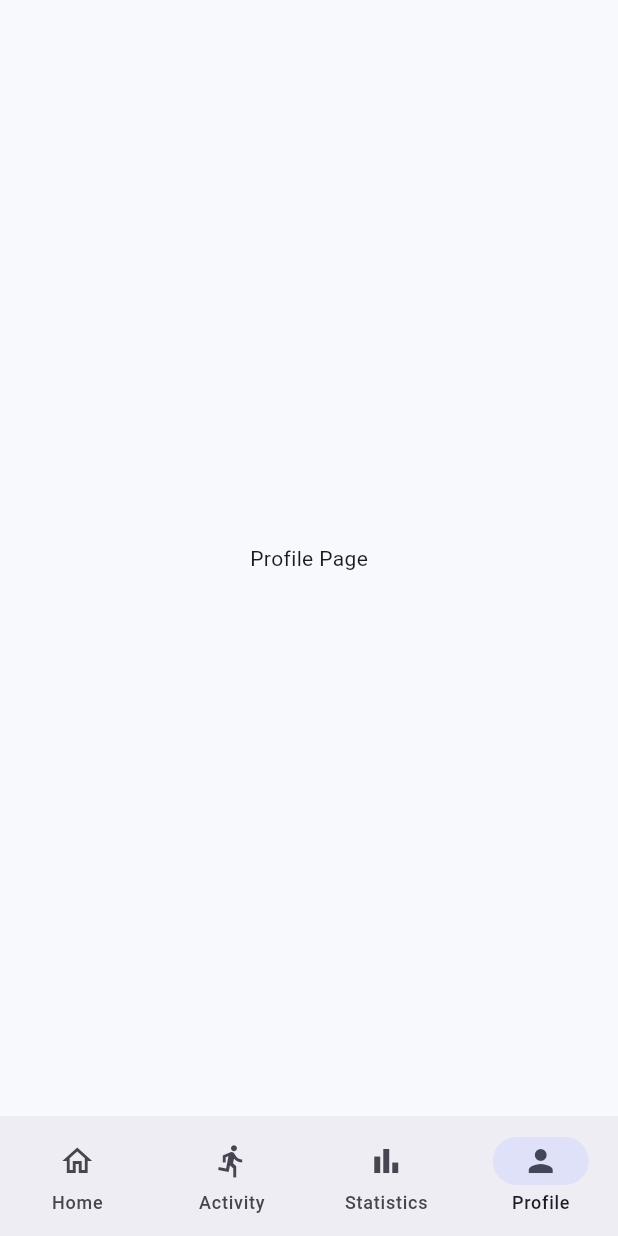
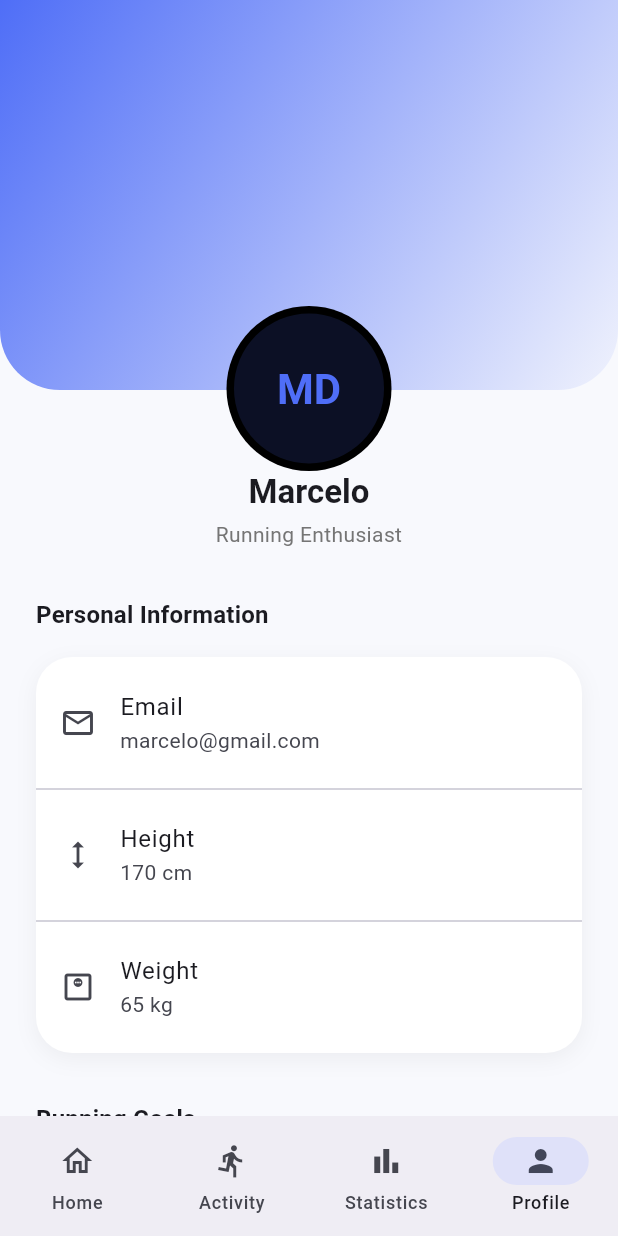
Before and after one commit to Marceloisme-cmd/motion-track, a Flutter app: the MainNavigationPage screen opened by its route, item 4 of the bottom bar chosen, on a phone screen of 412 x 824 dp. Run offline on Flutter 3.47's test engine with Material 3 defaults, Android fonts, the phone set to English and light mode, and no system bars; our stand-ins replace fl_chart, flutter_riverpod, flutter_svg, gap, go_router, google_fonts.

Commit message:
feat: complete profile page UI

```diff
--- a/lib/features/profile/view/profile_page.dart
+++ b/lib/features/profile/view/profile_page.dart
@@ -1,10 +1,135 @@
 import 'package:flutter/material.dart';
+import 'package:gap/gap.dart';
+import 'package:motiontrack/core/theme/app_spacing.dart';
+import 'package:motiontrack/features/profile/widgets/logout_button.dart';
+import 'package:motiontrack/features/profile/widgets/profile_avatar.dart';
+import 'package:motiontrack/features/profile/widgets/profile_header.dart';
+import 'package:motiontrack/features/profile/widgets/profile_menu_tile.dart';
+import 'package:motiontrack/features/profile/widgets/profile_section_card.dart';
+import 'package:motiontrack/features/profile/widgets/profile_section_title.dart';
+import 'package:motiontrack/features/profile/widgets/profile_user_info.dart';
 
 class ProfilePage extends StatelessWidget {
   const ProfilePage({super.key});
 
   @override
   Widget build(BuildContext context) {
-    return const Scaffold(body: Center(child: Text("Profile Page")));
+    return Scaffold(
+      body: Stack(
+        children: [
+          const ProfileHeader(),
+
+          SingleChildScrollView(
+            padding: const EdgeInsets.all(AppSpacing.screenPadding),
+            child: SizedBox(
+              width: double.infinity,
+              child: Column(
+                children: [
+                  const SizedBox(height: 180),
+                  const ProfileAvatar(),
+
+                  const ProfileUserInfo(
+                    name: "Marcelo",
+                    subtitle: "Running Enthusiast",
+                  ),
+
+                  const Gap(AppSpacing.xl),
+
+                  const ProfileSectionTitle(title: "Personal Information"),
+
+                  const Gap(AppSpacing.md),
+
+                  const ProfileSectionCard(
+                    children: [
+                      ProfileMenuTile(
+                        icon: Icons.email_outlined,
+                        title: "Email",
+                        subtitle: "marcelo@gmail.com",
+                        trailing: SizedBox.shrink(),
+                      ),
+
+                      Divider(),
+
+                      ProfileMenuTile(
+                        icon: Icons.height,
+                        title: "Height",
+                        subtitle: "170 cm",
+                        trailing: SizedBox.shrink(),
+                      ),
+
+                      Divider(),
+
+                      ProfileMenuTile(
+                        icon: Icons.monitor_weight_outlined,
+                        title: "Weight",
+                        subtitle: "65 kg",
+                        trailing: SizedBox.shrink(),
+                      ),
+                    ],
+                  ),
+
+                  const Gap(AppSpacing.xl),
+
+                  const ProfileSectionTitle(title: "Running Goals"),
+                  const Gap(AppSpacing.md),
+
+                  const ProfileSectionCard(
+                    children: [
+                      ProfileMenuTile(
+                        icon: Icons.flag_outlined,
+                        title: "Weekly Goal",
+                        subtitle: "20 km",
+                        trailing: SizedBox.shrink(),
+                      ),
+
+                      Divider(),
+
+                      ProfileMenuTile(
+                        icon: Icons.emoji_events_outlined,
+                        title: "Monthly Goal",
+                        subtitle: "80 km",
+                        trailing: SizedBox.shrink(),
+                      ),
+                    ],
+                  ),
+                  const Gap(AppSpacing.xl),
+
+                  const ProfileSectionTitle(title: "About"),
+
+                  const Gap(AppSpacing.md),
+
+                  ProfileSectionCard(
+                    children: [
+                      ProfileMenuTile(
+                        icon: Icons.info_outline,
+                        title: "About MotionTrack",
+                        onTap: () {},
+                      ),
+                      const Divider(),
+
+                      ProfileMenuTile(
+                        icon: Icons.privacy_tip_outlined,
+                        title: "Privacy Policy",
+                        onTap: () {},
+                      ),
+
+                      const Divider(),
+                      ProfileMenuTile(
+                        icon: Icons.description_outlined,
+                        title: "Terms of Service",
+                        onTap: () {},
+                      ),
+                    ],
+                  ),
+                  const Gap(AppSpacing.xl),
+                  LogoutButton(onTap: () {}),
+                  const Gap(AppSpacing.xl),
+                ],
+              ),
+            ),
+          ),
+        ],
+      ),
+    );
   }
 }
--- /dev/null
+++ b/lib/features/profile/widgets/logout_button.dart
@@ -0,0 +1,32 @@
+import 'package:flutter/material.dart';
+
+import '../../../core/theme/app_radius.dart';
+import '../../../core/theme/app_spacing.dart';
+
+class LogoutButton extends StatelessWidget {
+  const LogoutButton({super.key, this.onTap});
+
+  final VoidCallback? onTap;
+
+  @override
+  Widget build(BuildContext context) {
+    return SizedBox(
+      width: double.infinity,
+      child: OutlinedButton.icon(
+        onPressed: onTap,
+        icon: const Icon(Icons.logout_rounded, color: Colors.red),
+        label: const Text(
+          "Logout",
+          style: TextStyle(color: Colors.red, fontWeight: FontWeight.w600),
+        ),
+        style: OutlinedButton.styleFrom(
+          padding: const EdgeInsets.symmetric(vertical: AppSpacing.md),
+          side: const BorderSide(color: Colors.red),
+          shape: RoundedRectangleBorder(
+            borderRadius: BorderRadius.circular(AppRadius.card),
+          ),
+        ),
+      ),
+    );
+  }
+}
--- /dev/null
+++ b/lib/features/profile/widgets/profile_avatar.dart
@@ -0,0 +1,26 @@
+import 'package:flutter/material.dart';
+
+import '../../../core/theme/app_colors.dart';
+
+class ProfileAvatar extends StatelessWidget {
+  const ProfileAvatar({super.key});
+
+  @override
+  Widget build(BuildContext context) {
+    return CircleAvatar(
+      radius: 55,
+      backgroundColor: Colors.black,
+      child: CircleAvatar(
+        radius: 50,
+        backgroundColor: AppColors.primary.withValues(alpha: 0.15),
+        child: Text(
+          "MD",
+          style: Theme.of(context).textTheme.headlineMedium?.copyWith(
+            color: AppColors.primary,
+            fontWeight: FontWeight.bold,
+          ),
+        ),
+      ),
+    );
+  }
+}
--- /dev/null
+++ b/lib/features/profile/widgets/profile_header.dart
@@ -0,0 +1,29 @@
+import 'package:flutter/material.dart';
+
+import '../../../core/theme/app_colors.dart';
+
+class ProfileHeader extends StatelessWidget {
+  const ProfileHeader({super.key});
+
+  @override
+  Widget build(BuildContext context) {
+    return Container(
+      height: 260,
+      width: double.infinity,
+      decoration: BoxDecoration(
+        gradient: LinearGradient(
+          begin: Alignment.topLeft,
+          end: Alignment.bottomRight,
+          colors: [
+            AppColors.primary,
+            AppColors.primary.withValues(alpha: 0.05),
+          ],
+        ),
+        borderRadius: const BorderRadius.only(
+          bottomLeft: Radius.circular(40),
+          bottomRight: Radius.circular(40),
+        ),
+      ),
+    );
+  }
+}
--- /dev/null
+++ b/lib/features/profile/widgets/profile_menu_tile.dart
@@ -0,0 +1,36 @@
+import 'package:flutter/material.dart';
+
+import '../../../../core/theme/app_spacing.dart';
+
+class ProfileMenuTile extends StatelessWidget {
+  const ProfileMenuTile({
+    super.key,
+    required this.icon,
+    required this.title,
+    this.subtitle,
+    this.trailing,
+    this.onTap,
+  });
+
+  final IconData icon;
+  final String title;
+  final String? subtitle;
+  final Widget? trailing;
+  final VoidCallback? onTap;
+
+  @override
+  Widget build(BuildContext context) {
+    return ListTile(
+      onTap: onTap,
+      leading: Icon(icon),
+
+      title: Text(title),
+
+      subtitle: subtitle != null ? Text(subtitle!) : null,
+
+      trailing: trailing ?? const Icon(Icons.chevron_right),
+
+      contentPadding: const EdgeInsets.symmetric(horizontal: AppSpacing.md),
+    );
+  }
+}
--- /dev/null
+++ b/lib/features/profile/widgets/profile_section_card.dart
@@ -0,0 +1,29 @@
+import 'package:flutter/material.dart';
+
+import '../../../core/theme/app_radius.dart';
+import '../../../core/theme/app_spacing.dart';
+
+class ProfileSectionCard extends StatelessWidget {
+  const ProfileSectionCard({super.key, required this.children});
+  final List<Widget> children;
+
+  @override
+  Widget build(BuildContext context) {
+    return Container(
+      width: double.infinity,
+      padding: const EdgeInsets.symmetric(vertical: AppSpacing.sm),
+      decoration: BoxDecoration(
+        color: Colors.white,
+        borderRadius: BorderRadius.circular(AppRadius.card),
+        boxShadow: [
+          BoxShadow(
+            color: Colors.black.withValues(alpha: 0.05),
+            blurRadius: 12,
+            offset: const Offset(0, 4),
+          ),
+        ],
+      ),
+      child: Column(children: children),
+    );
+  }
+}
--- /dev/null
+++ b/lib/features/profile/widgets/profile_section_title.dart
@@ -0,0 +1,23 @@
+import 'package:flutter/material.dart';
+
+class ProfileSectionTitle extends StatelessWidget {
+  const ProfileSectionTitle({super.key, required this.title});
+
+  final String title;
+
+  @override
+  Widget build(BuildContext context) {
+    return Padding(
+      padding: const EdgeInsets.only(),
+      child: Align(
+        alignment: Alignment.centerLeft,
+        child: Text(
+          title,
+          style: Theme.of(
+            context,
+          ).textTheme.titleMedium?.copyWith(fontWeight: FontWeight.bold),
+        ),
+      ),
+    );
+  }
+}
--- /dev/null
+++ b/lib/features/profile/widgets/profile_user_info.dart
@@ -0,0 +1,40 @@
+import 'package:flutter/material.dart';
+import 'package:gap/gap.dart';
+
+import '../../../core/theme/app_spacing.dart';
+
+class ProfileUserInfo extends StatelessWidget {
+  const ProfileUserInfo({
+    super.key,
+    required this.name,
+    required this.subtitle,
+  });
+
+  final String name;
+  final String subtitle;
+
+  @override
+  Widget build(BuildContext context) {
+    return Column(
+      children: [
+        Text(
+          name,
+          textAlign: TextAlign.center,
+          style: Theme.of(
+            context,
+          ).textTheme.titleLarge?.copyWith(fontWeight: FontWeight.bold),
+        ),
+
+        const Gap(AppSpacing.xs),
+
+        Text(
+          subtitle,
+          textAlign: TextAlign.center,
+          style: Theme.of(
+            context,
+          ).textTheme.bodyMedium?.copyWith(color: Colors.grey.shade600),
+        ),
+      ],
+    );
+  }
+}
--- a/lib/features/statistics/widgets/monthly_progress_card.dart
+++ b/lib/features/statistics/widgets/monthly_progress_card.dart
@@ -13,7 +13,7 @@ class MonthlyProgressCard extends StatelessWidget {
   Widget build(BuildContext context) {
     return Container(
       width: double.infinity,
-      padding: const EdgeInsets.all(AppSpacing.lg),
+      padding: const EdgeInsets.all(AppSpacing.screenPadding),
       decoration: BoxDecoration(
         color: Colors.white,
         borderRadius: BorderRadius.circular(AppRadius.card),
```
